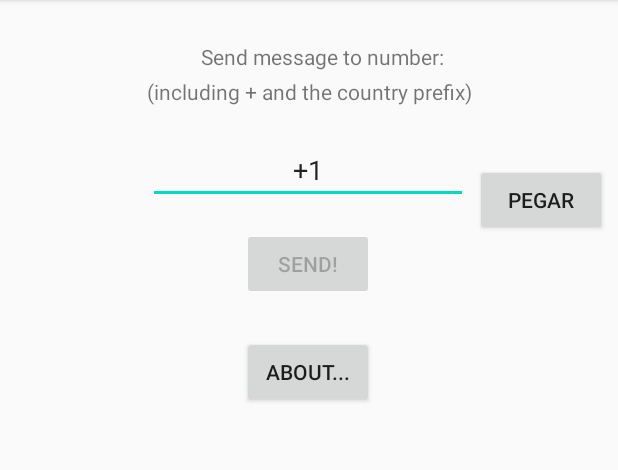
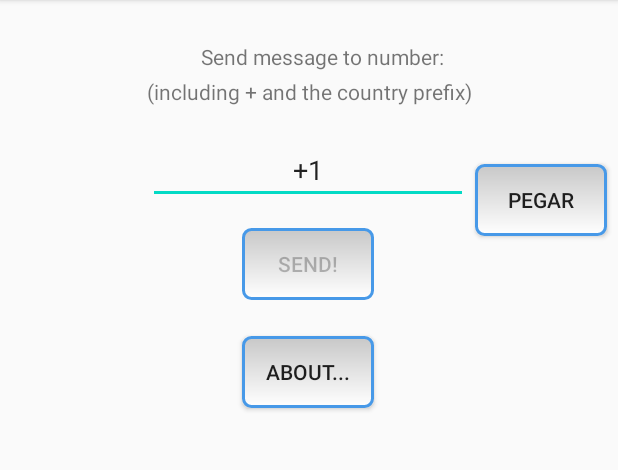
Before and after one commit to DrDexterSoft/Whatsapp_a_Anonimos, an Android app: the screen it shows after launch (MainActivity), on a phone screen of 412 x 824 dp, the part 84-554 px from its top. Run offline under Robolectric (Android 15) with nearby library versions, the phone set to English and light mode, and no system bars.

Commit message:
Ws2anonymous

```diff
--- a/app/src/main/res/layout/activity_main.xml
+++ b/app/src/main/res/layout/activity_main.xml
@@ -56,6 +56,7 @@
         android:layout_marginTop="16dp"
         android:enabled="false"
         android:text="@string/enviar"
+        android:background="@drawable/edittextstyle"
         app:layout_constraintEnd_toEndOf="parent"
         app:layout_constraintHorizontal_bias="0.498"
         app:layout_constraintStart_toStartOf="parent"
@@ -69,6 +70,7 @@
         android:layout_marginTop="24dp"
         android:text="@string/about"
         app:layout_constraintEnd_toEndOf="parent"
+        android:background="@drawable/edittextstyle"
         app:layout_constraintHorizontal_bias="0.498"
         app:layout_constraintStart_toStartOf="parent"
         app:layout_constraintTop_toBottomOf="@+id/Enviar" />
@@ -86,6 +88,7 @@
         android:layout_height="wrap_content"
         android:text="Pegar"
         app:layout_constraintBottom_toBottomOf="parent"
+        android:background="@drawable/edittextstyle"
         app:layout_constraintEnd_toEndOf="parent"
         app:layout_constraintHorizontal_bias="0.384"
         app:layout_constraintStart_toEndOf="@+id/Numero"
```
